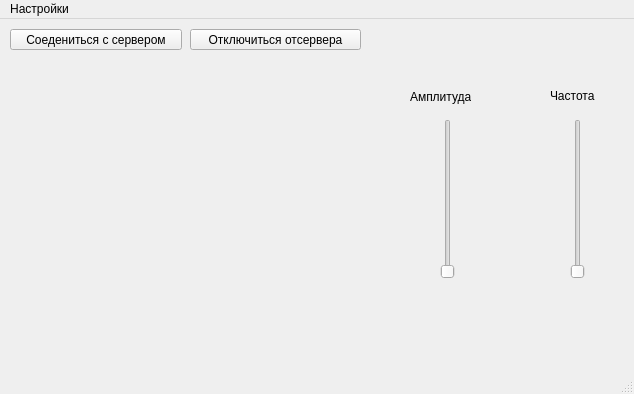
First picture: the form in myClient/mainwindow.ui, repository ngorodnyansky/signal_analyzing, before the edit.
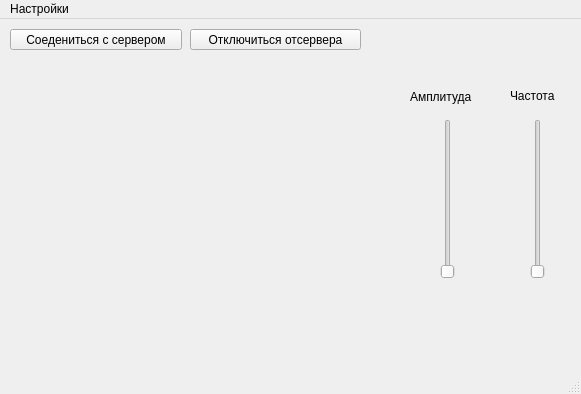
Second picture: the form after the edit. Custom widgets are drawn as their Qt base class.

```diff
--- a/myClient/mainwindow.ui
+++ b/myClient/mainwindow.ui
@@ -6,7 +6,7 @@
    <rect>
     <x>0</x>
     <y>0</y>
-    <width>634</width>
+    <width>581</width>
     <height>394</height>
    </rect>
   </property>
@@ -32,7 +32,7 @@
      <rect>
       <x>410</x>
       <y>70</y>
-      <width>61</width>
+      <width>71</width>
       <height>16</height>
      </rect>
     </property>
@@ -43,7 +43,7 @@
    <widget class="QSlider" name="speed_Slider">
     <property name="geometry">
      <rect>
-      <x>570</x>
+      <x>530</x>
       <y>100</y>
       <width>16</width>
       <height>160</height>
@@ -56,7 +56,7 @@
    <widget class="QLabel" name="label_2">
     <property name="geometry">
      <rect>
-      <x>550</x>
+      <x>510</x>
       <y>70</y>
       <width>47</width>
       <height>13</height>
@@ -108,7 +108,7 @@
     <rect>
      <x>0</x>
      <y>0</y>
-     <width>634</width>
+     <width>581</width>
      <height>20</height>
     </rect>
    </property>
```
Left out of the diff: 2 changed lines with no effect on the pictures.
